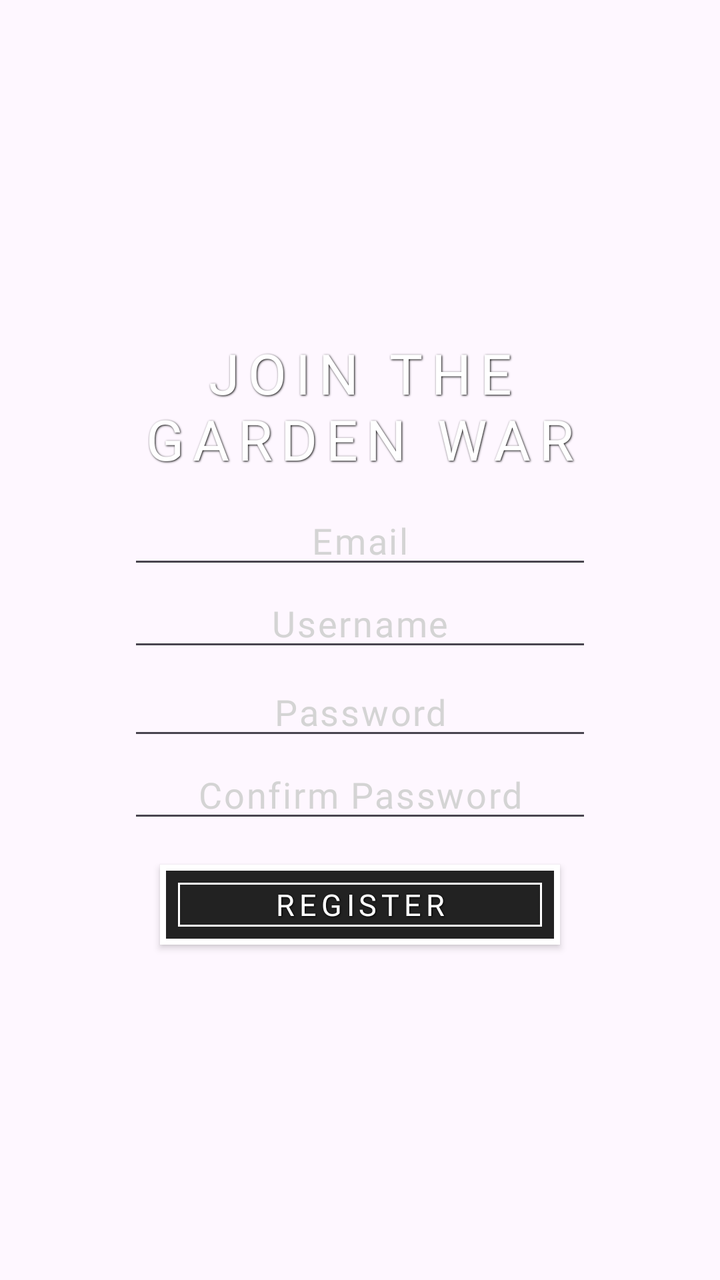
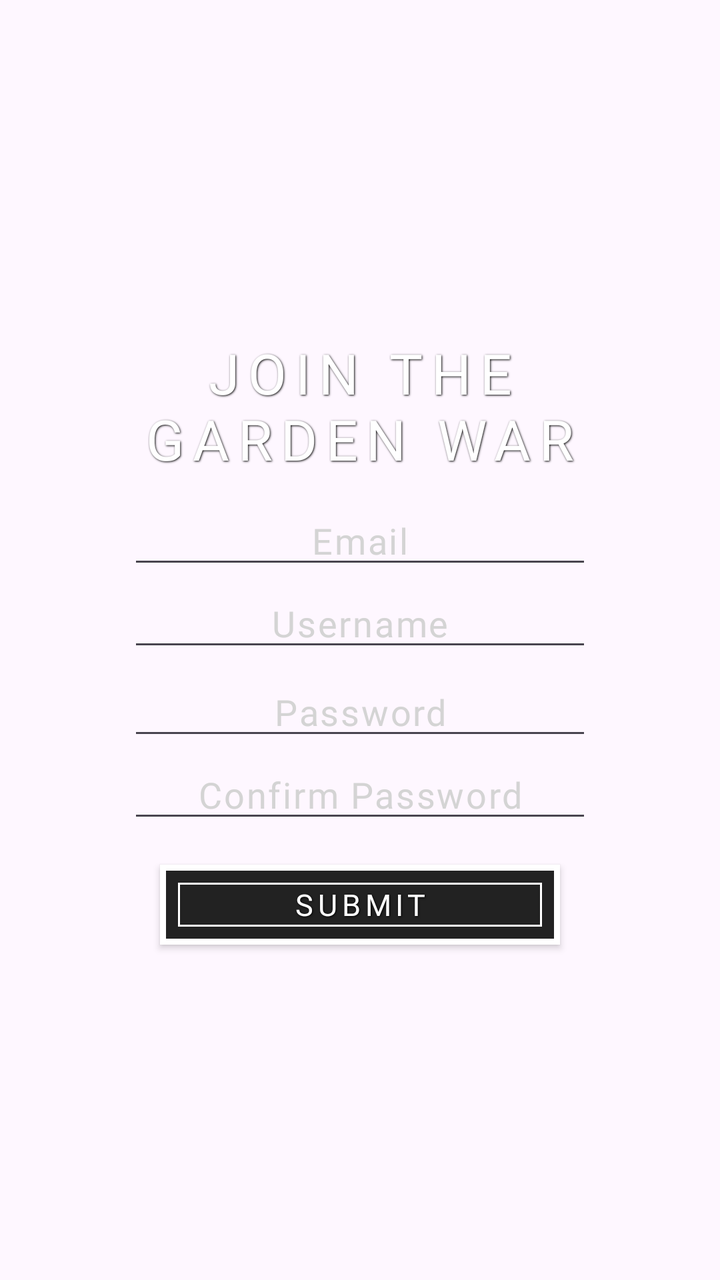

Compare the two renders of this Android layout. The source of the first and the diff that turns it into the second are given below.
<!-- AndroidManifest.xml: application theme Theme.PvZOnline -->
<!-- res/layout/fragment_register.xml -->
<?xml version="1.0" encoding="utf-8"?>
<LinearLayout
    xmlns:android="http://schemas.android.com/apk/res/android"
    android:layout_width="match_parent"
    android:layout_height="match_parent"
    android:orientation="vertical"
    android:gravity="center"
    android:paddingHorizontal="64dp">

    
    <TextView
        android:id="@+id/registerTitle"
        android:layout_width="wrap_content"
        android:layout_height="wrap_content"
        style="@style/RetroText"
        android:text="Join the Garden War"
        android:layout_marginBottom="10dp"
        android:textAlignment="center" />

    
    <EditText
        android:id="@+id/emailInputRegister"
        style="@style/RetroInput"
        android:textColorHint="#d4d4d4"
        android:layout_width="match_parent"
        android:layout_height="wrap_content"
        android:hint="Email"
        android:inputType="textEmailAddress"
        android:textAlignment="center" />

    
    <EditText
        android:id="@+id/usernameInputRegister"
        style="@style/RetroInput"
        android:textColorHint="#d4d4d4"
        android:layout_width="match_parent"
        android:layout_height="wrap_content"
        android:hint="Username"
        android:textAlignment="center"
        android:layout_marginBottom="3dp"
        android:inputType="text" />

    
    <EditText
        android:id="@+id/passwordInputRegister"
        style="@style/RetroInput"
        android:textColorHint="#d4d4d4"
        android:layout_width="match_parent"
        android:layout_height="wrap_content"
        android:hint="Password"
        android:inputType="textPassword"
        android:textAlignment="center" />

    
    <EditText
        android:id="@+id/passwordConfirmInputRegister"
        style="@style/RetroInput"
        android:textColorHint="#d4d4d4"
        android:layout_width="match_parent"
        android:layout_height="wrap_content"
        android:hint="Confirm Password"
        android:inputType="textPassword"
        android:textAlignment="center" />

    
    <androidx.appcompat.widget.AppCompatButton
        android:id="@+id/registerBtn"
        style="@style/RetroButton"
        android:layout_width="200dp"
        android:layout_height="40dp"
        android:layout_marginTop="16dp"
        android:text="Register"
        android:textSize="15dp" />
</LinearLayout>
<!-- resources referenced by this layout -->
<resources>
  <style name="RetroButton" parent="Widget.AppCompat.Button">
          <item name="android:textAllCaps">true</item>
          <item name="android:textColor">#FFFFFF</item>
          <item name="android:textSize">20sp</item>
          <item name="android:fontFamily">@font/alegreya_sans_sc_bold</item>
          <item name="android:letterSpacing">0.15</item>
          <item name="android:shadowColor">#000000</item>
          <item name="android:shadowDx">1</item>
          <item name="android:shadowDy">1</item>
          <item name="android:shadowRadius">2</item>
          <item name="android:background">@drawable/btn_retro_pressed</item> 
          <item name="android:paddingLeft">16dp</item>
          <item name="android:paddingRight">16dp</item>
          <item name="android:paddingTop">8dp</item>
          <item name="android:paddingBottom">8dp</item>
          <item name="android:gravity">center</item>
      </style>
  <style name="RetroInput">
          <item name="android:textColor">#FFFFFF</item>
          <item name="android:textSize">18sp</item>
          <item name="android:fontFamily">@font/alegreya_sans_sc_bold</item>
          <item name="android:letterSpacing">0.05</item>
          <item name="android:shadowRadius">0</item>
      </style>
  <style name="RetroText">
          <item name="android:textColor">#FFFFFF</item>
          <item name="android:textSize">28sp</item> 
          <item name="android:fontFamily">@font/alegreya_sans_sc_bold</item>
          <item name="android:letterSpacing">0.15</item>
          <item name="android:shadowColor">#000000</item>
          <item name="android:shadowDx">1</item>
          <item name="android:shadowDy">1</item>
          <item name="android:shadowRadius">2</item>
          <item name="android:textAllCaps">true</item>
      </style>
  <style name="Theme.PvZOnline" parent="Base.Theme.PvZOnline" />
  <!-- drawable btn_retro_pressed (drawable) -->
  <selector xmlns:android="http://schemas.android.com/apk/res/android">
      
      <item android:state_pressed="true" android:drawable="@drawable/btn_retro_pressed_bg"/>
      
      <item android:drawable="@drawable/btn_retro_bg"/>
  </selector>
  <style name="Base.Theme.PvZOnline" parent="Theme.Material3.DayNight.NoActionBar">
          
          
      </style>
  <!-- drawable btn_retro_pressed_bg (drawable) -->
  <layer-list xmlns:android="http://schemas.android.com/apk/res/android">
  
      
      <item>
          <shape android:shape="rectangle">
              <solid android:color="#D64933"/> 
          </shape>
      </item>
  
      
      <item>
          <shape android:shape="rectangle">
              <stroke android:width="3dp" android:color="#FFFFFF"/>
              <padding android:left="3dp" android:top="3dp" android:right="3dp" android:bottom="3dp"/>
          </shape>
      </item>
  
      <item android:left="6dp" android:top="6dp" android:right="6dp" android:bottom="6dp">
          <shape android:shape="rectangle">
              <stroke android:width="1dp" android:color="#FFFFFF"/>
          </shape>
      </item>
  
  </layer-list>
  <!-- drawable btn_retro_bg (drawable) -->
  <layer-list xmlns:android="http://schemas.android.com/apk/res/android">
  
      
      <item>
          <shape android:shape="rectangle">
              <solid android:color="#222222"/>
          </shape>
      </item>
  
      
      <item>
          <shape android:shape="rectangle">
              <stroke android:width="3dp" android:color="#FFFFFF"/>
              <padding android:left="3dp" android:top="3dp" android:right="3dp" android:bottom="3dp"/>
          </shape>
      </item>
  
      <item android:left="6dp" android:top="6dp" android:right="6dp" android:bottom="6dp">
          <shape android:shape="rectangle">
              <stroke android:width="1dp" android:color="#FFFFFF"/>
          </shape>
      </item>
  
  </layer-list>
</resources>

<!-- the commit's change to res/layout/fragment_register.xml (unified diff, before → after) -->
@@ -64,11 +64,11 @@
 
     
     <androidx.appcompat.widget.AppCompatButton
-        android:id="@+id/registerBtn"
+        android:id="@+id/submitRegisterBtn"
         style="@style/RetroButton"
         android:layout_width="200dp"
         android:layout_height="40dp"
         android:layout_marginTop="16dp"
-        android:text="Register"
+        android:text="Submit"
         android:textSize="15dp" />
 </LinearLayout>
